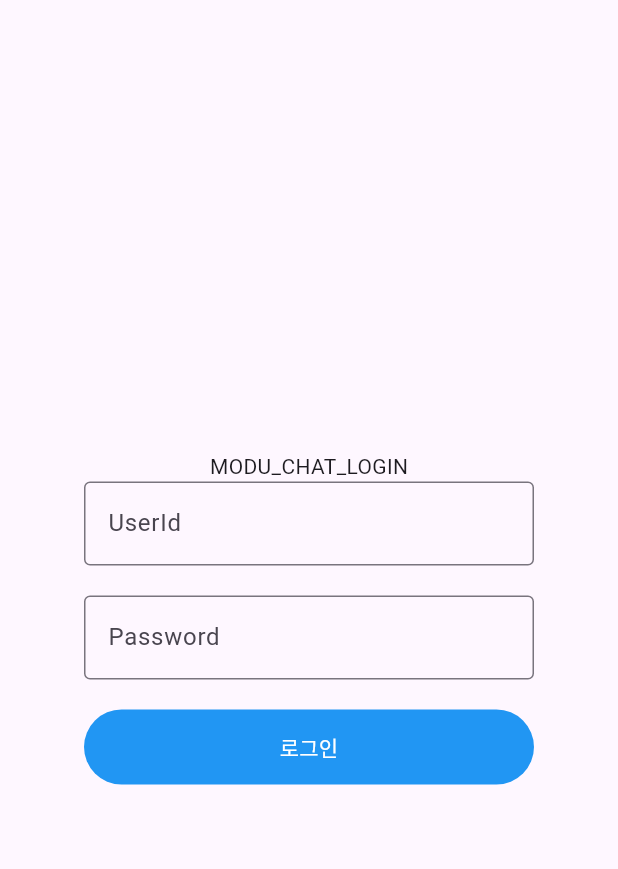
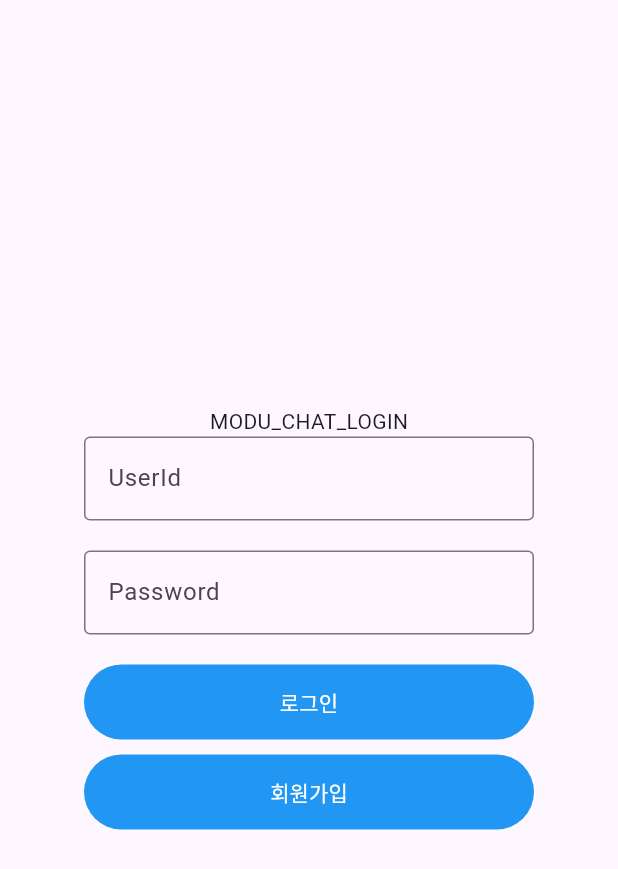
Before and after one commit to lioncub999/MODU-flutter-setting, a Flutter app: the screen it shows after launch, on a phone screen of 412 x 824 dp. Shown: the top 869 px of the screen. Run offline on Flutter 3.47's test engine with Material 3 defaults, Android fonts, the phone set to English and light mode, and no system bars; our stand-ins replace flutter_dotenv, shared_preferences.

Commit message:
이제 채팅어플 개발 시작 준비 끝

```diff
--- a/lib/main.dart
+++ b/lib/main.dart
@@ -6,6 +6,7 @@ import 'package:flutter/foundation.dart';
 import 'package:flutter/material.dart';
 import 'package:flutter_dotenv/flutter_dotenv.dart';
 import 'package:modu_flutter/view/auth/login.dart';
+import 'package:modu_flutter/view/auth/register.dart';
 import 'package:modu_flutter/view/bodycont/main/mainpage.dart';
 import 'package:modu_flutter/view/bodycont/sub/sub1page.dart';
 import 'package:modu_flutter/view/bodycont/sub/subpage.dart';
@@ -41,11 +42,14 @@ Future<void> main() async {
 
 class MainStore extends ChangeNotifier {
   int tapState = 0;
+
   setTapState(tap) {
     tapState = tap;
     notifyListeners();
   }
+
   int isLogin = 0;
+
   setIsLogin(state) {
     isLogin = (state);
     notifyListeners();
@@ -60,14 +64,14 @@ class MyApp extends StatefulWidget {
 }
 
 class _MyAppState extends State<MyApp> {
-
   @override
   void initState() {
     super.initState();
     checkTokenValid();
   }
+
   //
-  checkTokenValid() async{
+  checkTokenValid() async {
     SharedPreferences prefs = await SharedPreferences.getInstance();
     var token = prefs.getString('jwtToken');
     var loginId = prefs.getString('loginId');
@@ -75,14 +79,15 @@ class _MyAppState extends State<MyApp> {
       context.read<MainStore>().setIsLogin(1);
     } else {
       try {
-        final result = await AuthApi.isValidToken({"token":token, "loginId":loginId});
+        final result =
+            await AuthApi.isValidToken({"token": token, "loginId": loginId});
         bool isValid = jsonDecode(result.body);
         if (isValid) {
           context.read<MainStore>().setIsLogin(2);
         } else {
           context.read<MainStore>().setIsLogin(1);
         }
-      } catch(e) {
+      } catch (e) {
         context.read<MainStore>().setIsLogin(1);
         prefs.remove('jwtToken');
         prefs.remove('loginId');
@@ -99,12 +104,23 @@ class _MyAppState extends State<MyApp> {
             title: Text("알림"),
             content: Text("인증 정보가 만료되었습니다."),
             actions: [
-              CupertinoDialogAction(isDefaultAction: true, child: Text("확인"), onPressed: () {
-                Navigator.pop(context);
-              })
+              CupertinoDialogAction(
+                  isDefaultAction: true,
+                  child: Text("확인"),
+                  onPressed: () {
+                    Navigator.pop(context);
+                  })
             ],
           );
         });
+  }
+
+  var loginOrRegister = 0;
+
+  setLoginOrRegister(page) {
+    setState(() {
+      loginOrRegister = page;
+    });
   }
 
   @override
@@ -115,19 +131,20 @@ class _MyAppState extends State<MyApp> {
         body: Center(
           child: Image.asset('ralo.jpeg'),
         ),
-      )
-      ,
-      // TODO: 로그인 화면
+      ),
+      // TODO: 로그인, 회원가입 화면
       GestureDetector(
         onTap: FocusScope.of(context).unfocus,
         child: Scaffold(
-          body: Login()
-        ),
+            body: [
+          Login(setLoginOrRegister: setLoginOrRegister),
+          Register()
+        ][loginOrRegister]),
       ),
       // TODO: 로그인 완료시 메인
       Scaffold(
         appBar: AppBarUI(
-            title: "TITLE",
+          title: "TITLE",
         ),
         body: [
           Mainpage(),
--- a/lib/view/auth/login.dart
+++ b/lib/view/auth/login.dart
@@ -8,7 +8,8 @@ import 'package:shared_preferences/shared_preferences.dart';
 import '../../main.dart';
 
 class Login extends StatefulWidget {
-  const Login({super.key});
+  const Login({super.key, this.setLoginOrRegister});
+  final setLoginOrRegister;
 
   @override
   State<Login> createState() => _LoginState();
@@ -73,7 +74,12 @@ class _LoginState extends State<Login> {
           ),
           Container(
               width: 300,
+              child: Column(
+                children: [
+                  Container(
+                    width: 300,
                     height: 50,
+                    margin: EdgeInsets.only(bottom: 10),
                     child: TextButton(
                         style: ButtonStyle(
                             backgroundColor: MaterialStateProperty.all(Colors.blue)),
@@ -86,7 +92,24 @@ class _LoginState extends State<Login> {
                         child: Text(
                           "로그인",
                           style: TextStyle(color: Colors.white),
-                  )))
+                        )),
+                  ),
+                  Container(
+                    width: 300,
+                    height: 50,
+                    child: TextButton(
+                        style: ButtonStyle(
+                            backgroundColor: MaterialStateProperty.all(Colors.blue)),
+                        onPressed: () {
+                          widget.setLoginOrRegister(1);
+                        },
+                        child: Text(
+                          "회원가입",
+                          style: TextStyle(color: Colors.white),
+                        )),
+                  ),
+                ],
+              ))
         ],
       ),
     );
```
Also changed, not shown: lib/view/auth/register.dart (added, +12 -0 lines). Lines whose indentation alone changed are shown as unchanged.
